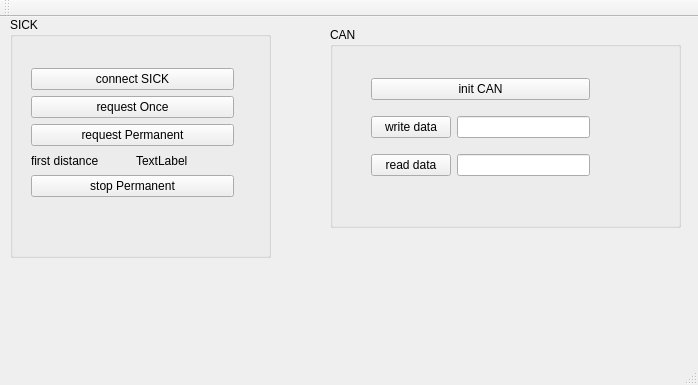
Above: mainwindow.ui from wozaiqufu/cyjApp before the change. Below: the same form after it.
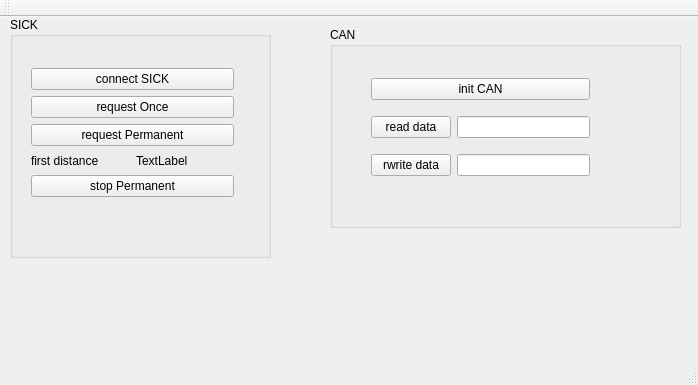
That is the form after the change.

```diff
--- a/mainwindow.ui
+++ b/mainwindow.ui
@@ -112,14 +112,14 @@
       <item row="2" column="0">
        <widget class="QPushButton" name="pushButton_7">
         <property name="text">
-         <string>read data</string>
+         <string>rwrite data</string>
         </property>
        </widget>
       </item>
       <item row="1" column="0">
        <widget class="QPushButton" name="pushButton_6">
         <property name="text">
-         <string>write data</string>
+         <string>read data</string>
         </property>
        </widget>
       </item>
```
